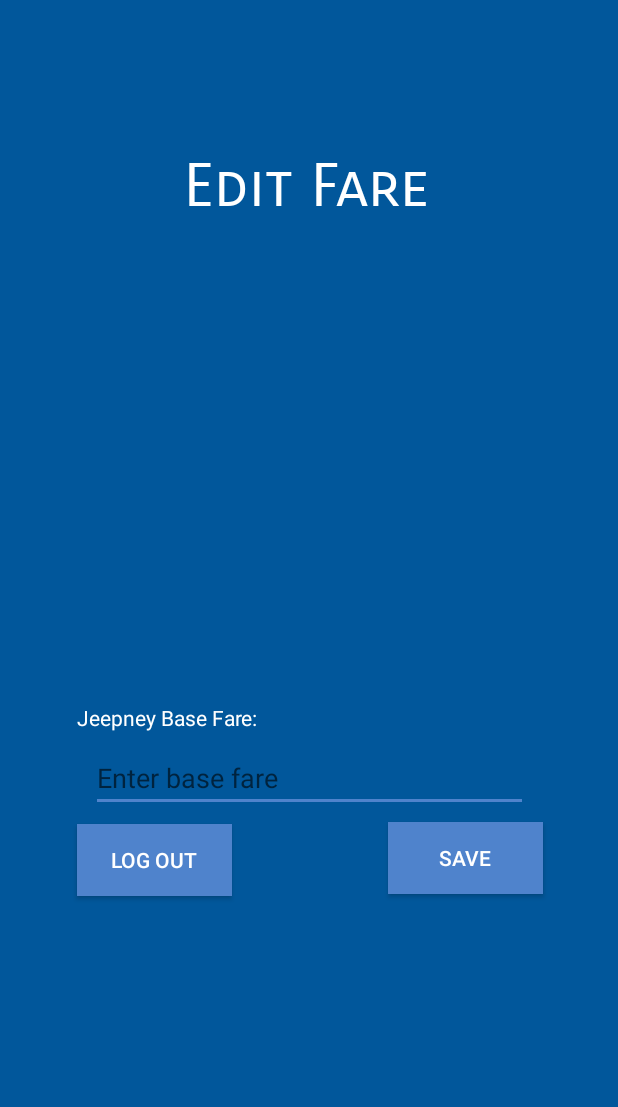
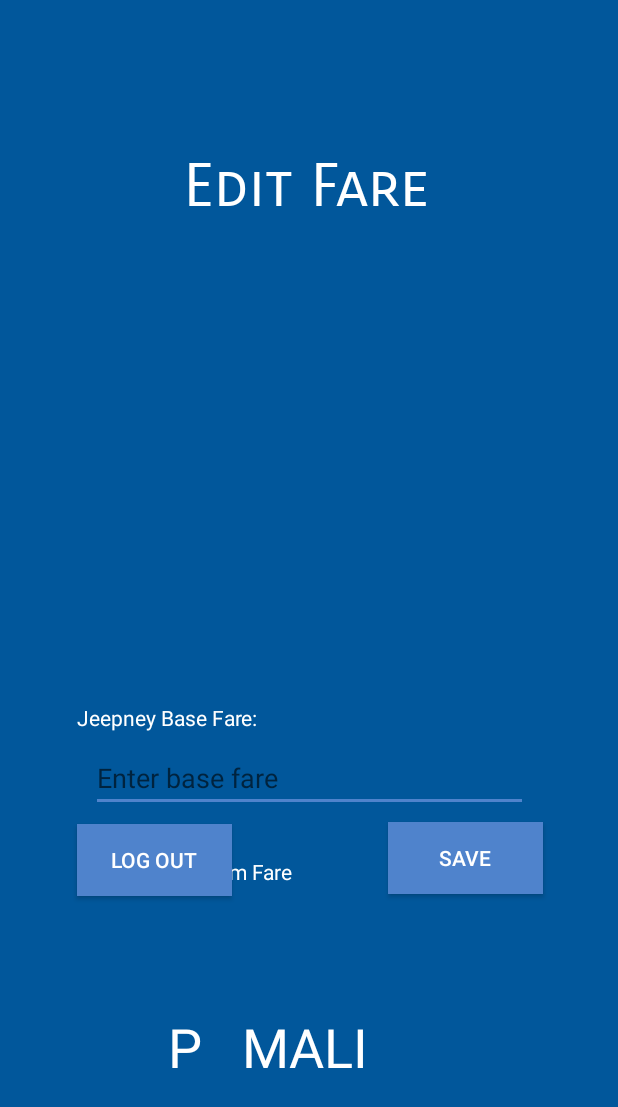
Before and after one commit to delacruz04/DyipIt, an Android app: the admin_home screen opened directly, with no data from a screen before it, on a phone screen of 412 x 824 dp. Shown: the top 1107 px of the screen. Run offline under Robolectric (Android 15) with nearby library versions, the phone set to English and light mode, and no system bars; our stand-ins replace Firebase (no records; nobody signed in at launch, a user with empty details on screens opened directly); libraries missing offline, so code that uses them is left out: com.firebase.client.

```diff
--- a/app/build.gradle
+++ b/app/build.gradle
@@ -40,6 +40,8 @@ dependencies {
     implementation 'com.google.firebase:firebase-core:16.0.5'
 
     implementation 'com.google.firebase:firebase-auth:16.0.4'
+    implementation 'com.google.firebase:firebase-database:16.0.4'
+    implementation 'com.google.android.gms:play-services-maps:16.0.0'
 }
 
 apply plugin: 'com.google.gms.google-services'
--- a/app/src/main/java/com/example/arvin/dyipit/admin_home.java
+++ b/app/src/main/java/com/example/arvin/dyipit/admin_home.java
@@ -1,20 +1,106 @@
 package com.example.arvin.dyipit;
 
+import android.support.annotation.NonNull;
 import android.support.v7.app.AppCompatActivity;
 import android.content.Intent;
 import android.os.Bundle;
+import android.util.Log;
 import android.view.View;
+import android.widget.EditText;
+import android.widget.TextView;
+import com.google.firebase.database.*;
 
+import com.firebase.client.DataSnapshot;
 import com.firebase.client.Firebase;
 import com.google.firebase.auth.FirebaseAuth;
+import com.google.firebase.database.DatabaseError;
+import com.google.firebase.database.DatabaseReference;
+import com.google.firebase.database.FirebaseDatabase;
+import com.google.firebase.database.Query;
+import com.google.firebase.database.ValueEventListener;
+
+import org.w3c.dom.Text;
 
 public class admin_home extends AppCompatActivity {
     private FirebaseAuth mAuth;
+    FirebaseDatabase database;
+    DatabaseReference root;
+    TextView MinFare;
+    EditText editText;
+    private String value;
+
+
+
+
     @Override
     protected void onCreate(Bundle savedInstanceState) {
         super.onCreate(savedInstanceState);
         mAuth = FirebaseAuth.getInstance();
+
         setContentView(R.layout.admin_home);
+        database=FirebaseDatabase.getInstance();
+        MinFare= findViewById(R.id.MinumumFare);
+        FirebaseDatabase.getInstance();
+
+
+        final FirebaseDatabase database = FirebaseDatabase.getInstance();
+        DatabaseReference reference = FirebaseDatabase.getInstance().getReference("message");
+        reference.addListenerForSingleValueEvent(new ValueEventListener() {
+            @Override
+            public void onDataChange(com.google.firebase.database.DataSnapshot dataSnapshot) {
+
+                if (dataSnapshot.exists()) {
+                    Log.d("Read","Gumana");
+
+                        MinFare.setText(dataSnapshot.getValue().toString());
+
+                }else{
+                    MinFare.setText("MALI");
+                    Log.d("Read","Hindi Gumana");
+
+                }
+            }
+            @Override
+            public void onCancelled(DatabaseError databaseError) {
+
+            }
+        });
+    }
+
+    @Override
+    protected void onStart(){
+
+        super.onStart();
+        database=FirebaseDatabase.getInstance();
+        MinFare= findViewById(R.id.MinumumFare);
+        FirebaseDatabase.getInstance();
+
+
+        final FirebaseDatabase database = FirebaseDatabase.getInstance();
+        DatabaseReference reference = FirebaseDatabase.getInstance().getReference("message");
+
+
+        reference.addValueEventListener(new ValueEventListener() {
+            @Override
+            public void onDataChange(com.google.firebase.database.DataSnapshot dataSnapshot) {
+
+                if (dataSnapshot.exists()) {
+                    Log.d("Read","Gumana");
+
+                    MinFare.setText(dataSnapshot.getValue().toString());
+
+                }else{
+                    MinFare.setText("MALI");
+                    Log.d("Read","Hindi Gumana");
+
+                }
+            }
+            @Override
+            public void onCancelled(DatabaseError databaseError) {
+
+            }
+        });
+
     }
 
     public void SignOut(View v){
@@ -29,4 +115,25 @@ public class admin_home extends AppCompatActivity {
 
 
 
+
+
+    public void getRecord(View v){
+        DatabaseReference reference = FirebaseDatabase.getInstance().getReference("message");
+
+        editText=findViewById(R.id.editFare);
+        String value=editText.getText().toString();
+
+
+        reference.setValue(value);
+        //update data into database
+    }
+
+
+
+
+
+
+
+
+
 }
--- /dev/null
+++ b/app/src/main/java/com/example/arvin/dyipit/fare.java
@@ -0,0 +1,11 @@
+package com.example.arvin.dyipit;
+
+public class fare {
+
+
+
+
+
+
+
+}
--- a/app/src/main/res/layout/action.xml
+++ b/app/src/main/res/layout/action.xml
@@ -122,12 +122,11 @@
         style="@style/ActionButton"
         android:layout_width="wrap_content"
         android:layout_height="wrap_content"
-        android:layout_marginBottom="8dp"
+        android:layout_marginStart="8dp"
+        android:layout_marginLeft="8dp"
+        android:layout_marginTop="12dp"
         android:layout_marginEnd="8dp"
-        android:layout_marginLeft="8dp"
         android:layout_marginRight="8dp"
-        android:layout_marginStart="8dp"
-        android:layout_marginTop="12dp"
         android:text="Calculate"
         android:textColor="@android:color/white"
         app:layout_constraintBottom_toBottomOf="parent"
--- a/app/src/main/res/layout/admin_home.xml
+++ b/app/src/main/res/layout/admin_home.xml
@@ -68,12 +68,13 @@
         style="@style/ActionButton"
         android:layout_width="103dp"
         android:layout_height="wrap_content"
+        android:layout_marginStart="8dp"
+        android:layout_marginLeft="8dp"
+        android:layout_marginTop="8dp"
+        android:layout_marginEnd="8dp"
+        android:layout_marginRight="8dp"
         android:layout_marginBottom="228dp"
-        android:layout_marginEnd="8dp"
-        android:layout_marginLeft="8dp"
-        android:layout_marginRight="8dp"
-        android:layout_marginStart="8dp"
-        android:layout_marginTop="8dp"
+        android:onClick="getRecord"
         android:text="Save"
         android:textColor="@android:color/white"
         app:layout_constraintBottom_toBottomOf="parent"
@@ -125,4 +126,62 @@
         app:layout_constraintTop_toBottomOf="@+id/editFare"
         app:layout_constraintVertical_bias="0.0" />
 
+    <TextView
+        android:id="@+id/textView"
+        android:layout_width="wrap_content"
+        android:layout_height="wrap_content"
+        android:layout_marginStart="8dp"
+        android:layout_marginLeft="8dp"
+        android:layout_marginTop="8dp"
+        android:layout_marginEnd="8dp"
+        android:layout_marginRight="8dp"
+        android:layout_marginBottom="8dp"
+        android:text="Current Minumum Fare"
+        android:textColor="#FFFF"
+        app:layout_constraintBottom_toBottomOf="parent"
+        app:layout_constraintEnd_toEndOf="parent"
+        app:layout_constraintHorizontal_bias="0.173"
+        app:layout_constraintStart_toStartOf="parent"
+        app:layout_constraintTop_toTopOf="parent"
+        app:layout_constraintVertical_bias="0.714" />
+
+    <TextView
+        android:id="@+id/textView2"
+        android:layout_width="wrap_content"
+        android:layout_height="wrap_content"
+        android:layout_marginStart="8dp"
+        android:layout_marginLeft="8dp"
+        android:layout_marginTop="8dp"
+        android:layout_marginEnd="8dp"
+        android:layout_marginRight="8dp"
+        android:layout_marginBottom="8dp"
+        android:text="P"
+        android:textColor="#FFFF"
+        android:textSize="36sp"
+        app:layout_constraintBottom_toBottomOf="parent"
+        app:layout_constraintEnd_toEndOf="parent"
+        app:layout_constraintHorizontal_bias="0.278"
+        app:layout_constraintStart_toStartOf="parent"
+        app:layout_constraintTop_toTopOf="parent"
+        app:layout_constraintVertical_bias="0.876" />
+
+    <TextView
+        android:id="@+id/MinumumFare"
+        android:layout_width="wrap_content"
+        android:layout_height="wrap_content"
+        android:layout_marginStart="8dp"
+        android:layout_marginLeft="8dp"
+        android:layout_marginTop="8dp"
+        android:layout_marginEnd="8dp"
+        android:layout_marginRight="8dp"
+        android:layout_marginBottom="8dp"
+        android:textColor="#FFFF"
+        android:textSize="36sp"
+        app:layout_constraintBottom_toBottomOf="parent"
+        app:layout_constraintEnd_toEndOf="parent"
+        app:layout_constraintHorizontal_bias="0.493"
+        app:layout_constraintStart_toStartOf="parent"
+        app:layout_constraintTop_toTopOf="parent"
+        app:layout_constraintVertical_bias="0.876" />
+
 </android.support.constraint.ConstraintLayout>
```
